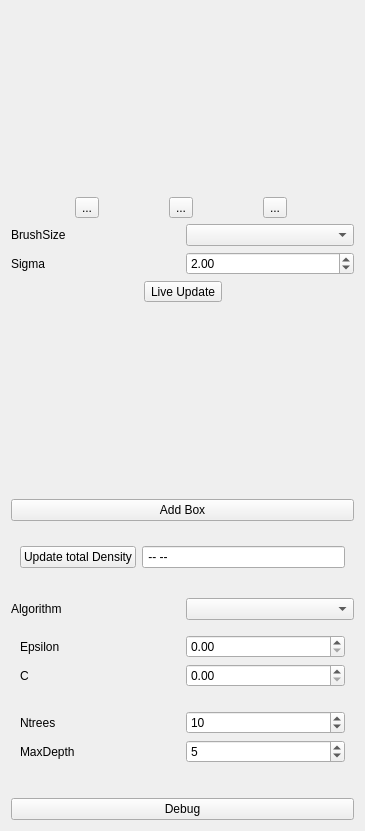
Before: the Qt Designer form ilastik/applets/counting/countingDrawer.ui in ilastik/ilastik, drawn with Qt 5.
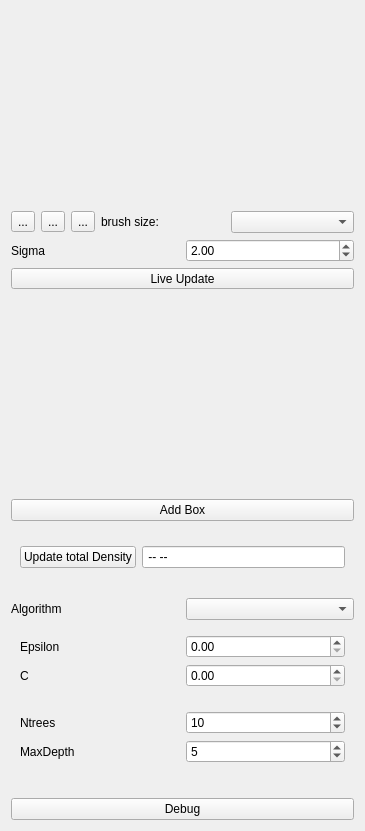
After: the same form once the commit is applied. Custom widgets are drawn as their Qt base class.

Commit message: Counting: changed drawer layout

What changed in the file:
```diff
--- a/ilastik/applets/counting/countingDrawer.ui
+++ b/ilastik/applets/counting/countingDrawer.ui
@@ -58,20 +58,20 @@
        </property>
       </widget>
      </item>
-    </layout>
-   </item>
-   <item>
-    <layout class="QGridLayout" name="gridLayout_5">
-     <item row="0" column="0">
+     <item>
       <widget class="QLabel" name="brushSizeCaption">
        <property name="text">
-        <string>BrushSize</string>
+        <string>brush size:</string>
        </property>
       </widget>
      </item>
-     <item row="0" column="1">
+     <item>
       <widget class="QComboBox" name="brushSizeComboBox"/>
      </item>
+    </layout>
+   </item>
+   <item>
+    <layout class="QGridLayout" name="gridLayout_5">
      <item row="1" column="0">
       <widget class="QLabel" name="label_2">
        <property name="text">
@@ -99,21 +99,14 @@
    </item>
    <item>
     <layout class="QHBoxLayout" name="horizontalLayout_4">
-     <item>
-      <spacer name="horizontalSpacer_3">
-       <property name="orientation">
-        <enum>Qt::Horizontal</enum>
-       </property>
-       <property name="sizeHint" stdset="0">
-        <size>
-         <width>40</width>
-         <height>20</height>
-        </size>
-       </property>
-      </spacer>
-     </item>
      <item>
       <widget class="QToolButton" name="liveUpdateButton">
+       <property name="sizePolicy">
+        <sizepolicy hsizetype="Expanding" vsizetype="Fixed">
+         <horstretch>0</horstretch>
+         <verstretch>0</verstretch>
+        </sizepolicy>
+       </property>
        <property name="text">
         <string>Live Update</string>
        </property>
@@ -125,19 +118,6 @@
        </property>
       </widget>
      </item>
-     <item>
-      <spacer name="horizontalSpacer_2">
-       <property name="orientation">
-        <enum>Qt::Horizontal</enum>
-       </property>
-       <property name="sizeHint" stdset="0">
-        <size>
-         <width>40</width>
-         <height>20</height>
-        </size>
-       </property>
-      </spacer>
-     </item>
     </layout>
    </item>
    <item>
```
Left out of the diff: 2 changed lines with no effect on the pictures.
